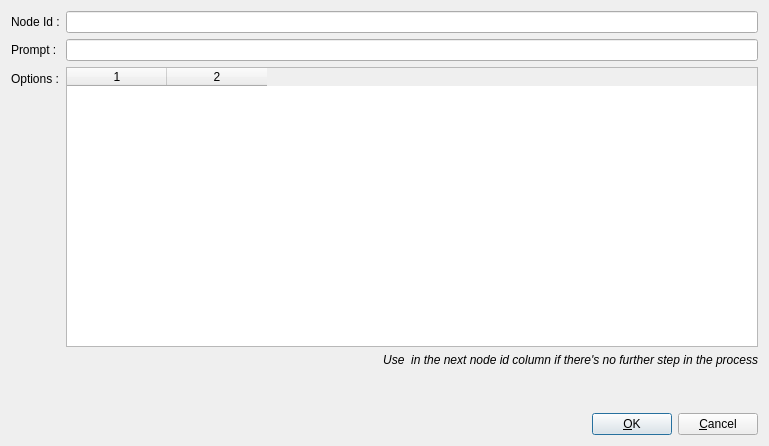
This is mapEditor/src/editConversationChoiceForm.ui in jeremydumais/TheWarrior as Qt 5 draws it before an edit. The edited form follows.
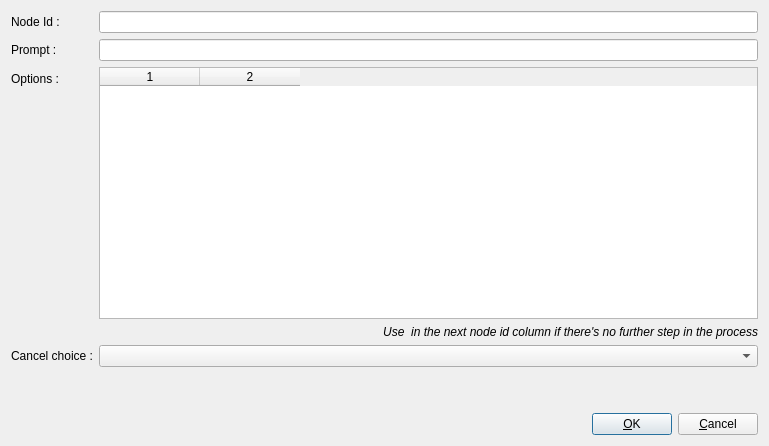
This is the edited form. Icons and pictures are not drawn.

Commit message: feat: Allow canceling a ConversationChoice when applicable

The edit to the form file:
```diff
--- a/mapEditor/src/editConversationChoiceForm.ui
+++ b/mapEditor/src/editConversationChoiceForm.ui
@@ -95,6 +95,16 @@
        </property>
       </widget>
      </item>
+     <item row="4" column="0">
+      <widget class="QLabel" name="labelCancelChoice">
+       <property name="text">
+        <string>Cancel choice :</string>
+       </property>
+      </widget>
+     </item>
+     <item row="4" column="1">
+      <widget class="QComboBox" name="comboBoxCancelChoice"/>
+     </item>
     </layout>
    </item>
    <item>
```
Left out of the diff: 1 changed line with no effect on the pictures. The commit also changes 8 other files.
